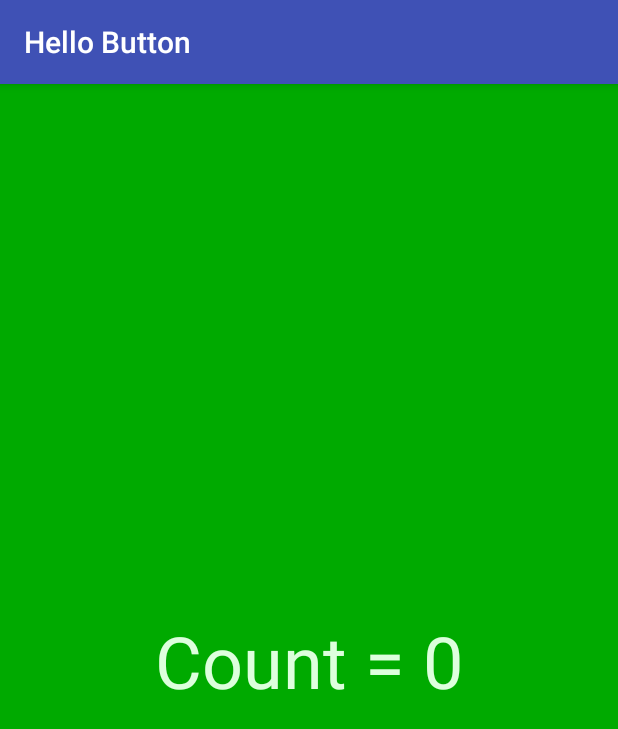
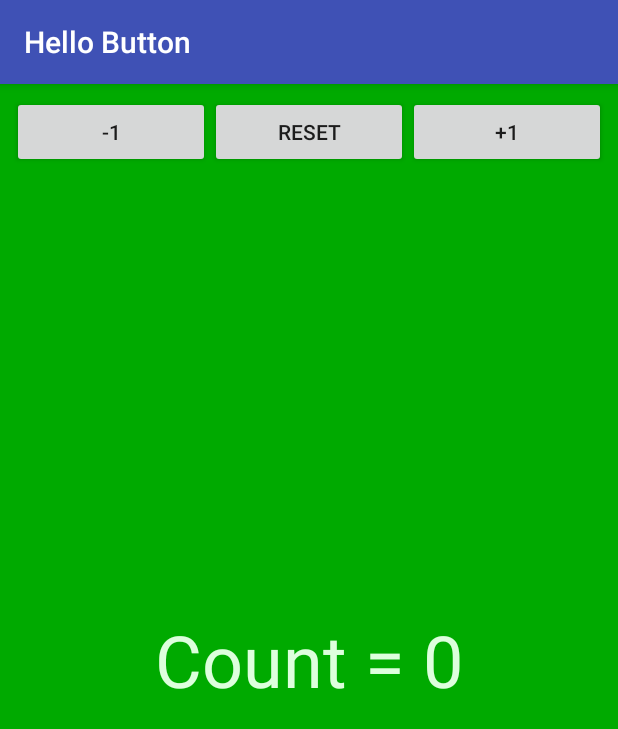
Before and after one commit to hurlingfan11/Hello-Button-App, an Android app: the screen it shows after launch (MainActivity), on a phone screen of 412 x 824 dp. Shown: the top 729 px of the screen. Run offline under Robolectric (Android 15) with nearby library versions, the phone set to English and light mode, and no system bars.

Commit message:
Added Buttons

```diff
--- a/HelloButton/HelloButton/app/src/main/java/com/conorclancy/hellobutton/MainActivity.java
+++ b/HelloButton/HelloButton/app/src/main/java/com/conorclancy/hellobutton/MainActivity.java
@@ -7,7 +7,10 @@ public class MainActivity extends AppCompatActivity {
 
     @Override
     protected void onCreate(Bundle savedInstanceState) {
+        // This method is called when the app launches
         super.onCreate(savedInstanceState);
         setContentView(R.layout.activity_main);
+
+        //  Code you add goes after the setContentView call
     }
 }
--- a/HelloButton/HelloButton/app/src/main/res/layout/activity_main.xml
+++ b/HelloButton/HelloButton/app/src/main/res/layout/activity_main.xml
@@ -1,6 +1,6 @@
 <?xml version="1.0" encoding="utf-8"?>
-<android.support.constraint.ConstraintLayout xmlns:android="http://schemas.android.com/apk/res/android"
-    xmlns:app="http://schemas.android.com/apk/res-auto"
+<RelativeLayout
+    xmlns:android="http://schemas.android.com/apk/res/android"
     xmlns:tools="http://schemas.android.com/tools"
     android:layout_width="match_parent"
     android:layout_height="match_parent"
@@ -8,15 +8,47 @@
 
     tools:context=".MainActivity">
 
+    <LinearLayout
+        android:orientation="horizontal"
+        android:layout_margin="8dp"
+        android:layout_width="match_parent"
+        android:layout_height="wrap_content">
+
+
+    <Button
+        android:shadowColor="#5555"
+        android:layout_width="0dp"
+        android:layout_height="wrap_content"
+        android:layout_weight="1"
+        android:text="@string/button_decrement"
+        />
+
+    <Button
+        android:layout_width="0dp"
+        android:layout_height="wrap_content"
+        android:layout_weight="1"
+        android:text="@string/button_reset"
+        />
+
+        <Button
+            android:layout_width="0dp"
+            android:layout_height="wrap_content"
+            android:layout_weight="1"
+            android:text="@string/button_increment"
+            />
+
+    </LinearLayout>
+
     <TextView
+        android:id="@+id/message_textview"
+
         android:layout_width="wrap_content"
         android:layout_height="wrap_content"
         android:text="@string/message_start"
+        android:textSize="48sp"
         android:textColor="@color/text"
-        android:textSize="48sp"
-        app:layout_constraintBottom_toBottomOf="parent"
-        app:layout_constraintLeft_toLeftOf="parent"
-        app:layout_constraintRight_toRightOf="parent"
-        app:layout_constraintTop_toTopOf="parent" />
+        android:layout_centerInParent="true"
 
-</android.support.constraint.ConstraintLayout>
+        />
+
+</RelativeLayout>
```
